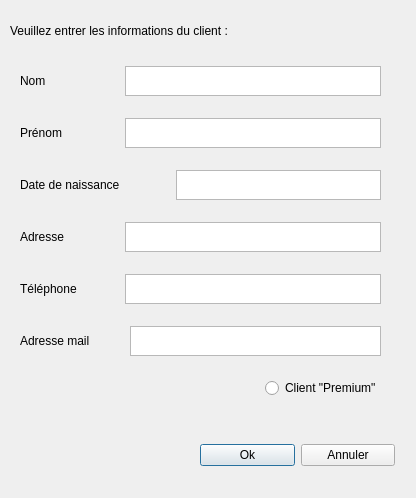
Old version of the form add.ui in the repository luluma21/fidelity.
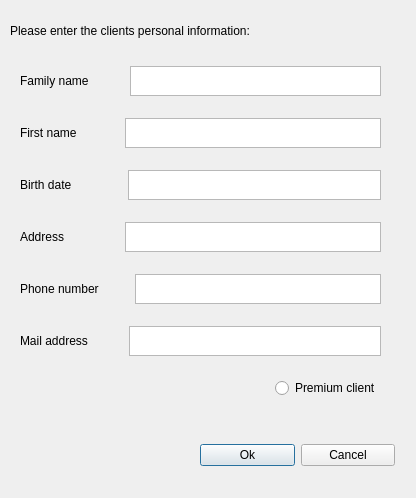
New version of the form.

Commit message: Traduction de l'UI

```diff
--- a/add.ui
+++ b/add.ui
@@ -28,7 +28,7 @@
       <item>
        <widget class="QLabel" name="label_2">
         <property name="text">
-         <string>Nom</string>
+         <string>Family name</string>
         </property>
        </widget>
       </item>
@@ -62,7 +62,7 @@
       <item>
        <widget class="QLabel" name="label_3">
         <property name="text">
-         <string>Prénom</string>
+         <string>First name</string>
         </property>
        </widget>
       </item>
@@ -96,7 +96,7 @@
       <item>
        <widget class="QLabel" name="label_4">
         <property name="text">
-         <string>Date de naissance</string>
+         <string>Birth date</string>
         </property>
        </widget>
       </item>
@@ -133,7 +133,7 @@
       <item>
        <widget class="QLabel" name="label_5">
         <property name="text">
-         <string>Adresse</string>
+         <string>Address</string>
         </property>
        </widget>
       </item>
@@ -167,7 +167,7 @@
       <item>
        <widget class="QLabel" name="label_6">
         <property name="text">
-         <string>Téléphone</string>
+         <string>Phone number</string>
         </property>
        </widget>
       </item>
@@ -201,7 +201,7 @@
       <item>
        <widget class="QLabel" name="label_7">
         <property name="text">
-         <string>Adresse mail</string>
+         <string>Mail address</string>
         </property>
        </widget>
       </item>
@@ -248,7 +248,7 @@
       <item>
        <widget class="QRadioButton" name="premium">
         <property name="text">
-         <string>Client &quot;Premium&quot;</string>
+         <string>Premium client</string>
         </property>
        </widget>
       </item>
@@ -266,7 +266,7 @@
     </rect>
    </property>
    <property name="text">
-    <string>Veuillez entrer les informations du client :</string>
+    <string>Please enter the clients personal information:</string>
    </property>
   </widget>
   <widget class="QWidget" name="layoutWidget_2">
@@ -289,7 +289,7 @@
     <item>
      <widget class="QPushButton" name="cancelButton">
       <property name="text">
-       <string>Annuler</string>
+       <string>Cancel</string>
       </property>
      </widget>
     </item>
```
The commit also changes 3 other files.
